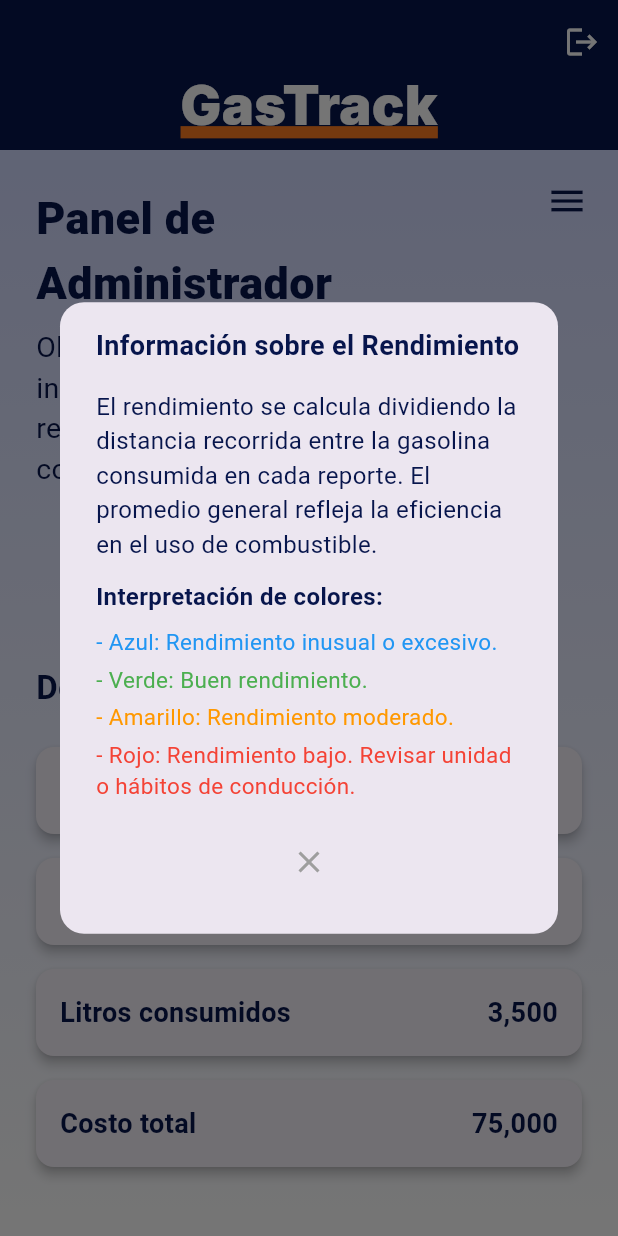
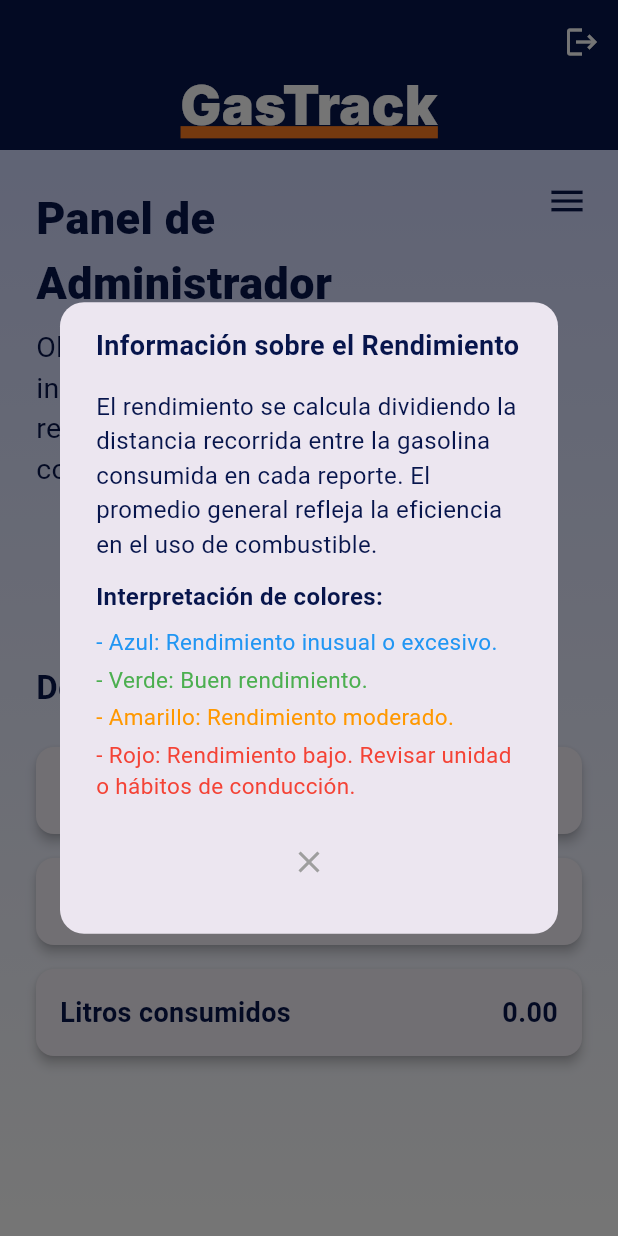
Before and after one commit to maugalcst/gastrack, a Flutter app: the AdminDashboardScreen screen opened by its route, after a tap on the "info outline" icon, on a phone screen of 412 x 824 dp. Run offline on Flutter 3.47's test engine with Material 3 defaults, Android fonts, the phone set to English and light mode, and no system bars; our stand-ins replace auto_size_text, cached_network_image, cloud_firestore, device_info_plus, firebase_auth, firebase_core and 4 more; missing offline and left inert: syncfusion_flutter_xlsio; accounts and stored records are empty.

Commit message:
tabla de dashboard admin con funcionalidad, version final

```diff
--- a/lib/screens/admin/admin_dashboard_screen.dart
+++ b/lib/screens/admin/admin_dashboard_screen.dart
@@ -201,10 +201,35 @@
   ),
 ),
 SizedBox(height: 16),
-                  _buildDetailCard('Total de unidades', '6'),
-                  _buildDetailCard('Kilometraje total', '45,000'),
-                  _buildDetailCard('Litros consumidos', '3,500'),
-                  _buildDetailCard('Costo total', '75,000'),
+FutureBuilder<int>(
+  future: getEmployeeCount(),
+  builder: (context, snapshot) {
+    if (snapshot.connectionState == ConnectionState.waiting) {
+      return CircularProgressIndicator();
+    }
+    return _buildDetailCard('Total de empleados', snapshot.data?.toString() ?? '0');
+  },
+),
+FutureBuilder<int>(
+  future: getUniqueUnitCount(),
+  builder: (context, snapshot) {
+    if (snapshot.connectionState == ConnectionState.waiting) {
+      return CircularProgressIndicator();
+    }
+    return _buildDetailCard('Total de unidades', snapshot.data?.toString() ?? '0');
+  },
+),
+FutureBuilder<double>(
+  future: getTotalLitersConsumed(),
+  builder: (context, snapshot) {
+    if (snapshot.connectionState == ConnectionState.waiting) {
+      return CircularProgressIndicator();
+    }
+    return _buildDetailCard('Litros consumidos', snapshot.data?.toStringAsFixed(2) ?? '0.0');
+  },
+),
+
+
                 ],
               ),
             ),
@@ -224,6 +249,61 @@
       ),
     );
   }
+
+  Future<int> getEmployeeCount() async {
+    try {
+      QuerySnapshot usersSnapshot = await FirebaseFirestore.instance
+          .collection('users')
+          .where('role', isEqualTo: 'employee')
+          .get();
+      return usersSnapshot.docs.length;
+    } catch (e) {
+      print('Error al obtener el número de empleados: $e');
+      return 0;
+    }
+  }
+
+  Future<int> getUniqueUnitCount() async {
+    try {
+      QuerySnapshot reportsSnapshot = await FirebaseFirestore.instance
+          .collection('reports')
+          .get();
+      Set<String> uniqueUnits = {};
+      for (var doc in reportsSnapshot.docs) {
+        var data = doc.data() as Map<String, dynamic>;
+        String unitNumber = data['unit_number'] ?? '';
+        if (unitNumber.isNotEmpty) {
+          uniqueUnits.add(unitNumber);
+        }
+      }
+      return uniqueUnits.length;
+    } catch (e) {
+      print('Error al obtener el número de unidades: $e');
+      return 0;
+    }
+  }
+
+  Future<double> getTotalLitersConsumed() async {
+    try {
+      QuerySnapshot reportsSnapshot = await FirebaseFirestore.instance
+          .collection('reports')
+          .get();
+      double totalLiters = 0.0;
+      for (var doc in reportsSnapshot.docs) {
+        var data = doc.data() as Map<String, dynamic>;
+        double liters = double.tryParse(data['gasoline_liters'].toString()) ?? 0.0;
+        print('Litros de gasolina leídos: $liters'); // Línea de depuración
+        totalLiters += liters;
+      }
+      print('Total de litros consumidos: $totalLiters'); // Línea de depuración
+      return totalLiters;
+    } catch (e) {
+      print('Error al obtener la cantidad total de litros consumidos: $e');
+      return 0.0;
+    }
+  }
+
+
 
   void _showInfoDialog(BuildContext context) {
   showDialog(
```
Lines whose indentation alone changed are shown as unchanged.
